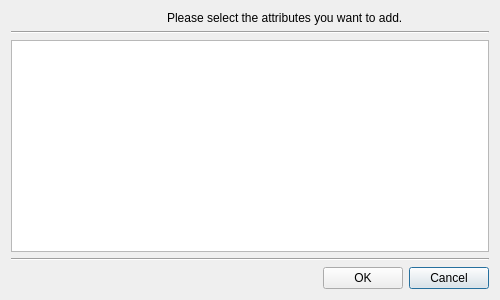
The window that resources/forms/plugins/template/AddAttributeDialogDesign.ui (einaru/luma) describes before a commit, drawn with Qt 5.
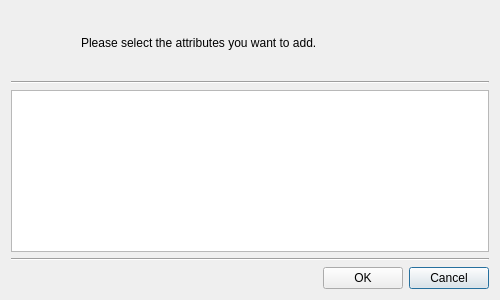
The same window after the commit.

Commit message: updated more pictures and added some to the Add-Attribute/Objectclass/Template-Dialog's

Patch:
```diff
--- a/resources/forms/plugins/template/AddAttributeDialogDesign.ui
+++ b/resources/forms/plugins/template/AddAttributeDialogDesign.ui
@@ -69,6 +69,18 @@
    </item>
    <item row="0" column="0">
     <widget class="QLabel" name="labelMainIcon">
+     <property name="sizePolicy">
+      <sizepolicy hsizetype="Fixed" vsizetype="Fixed">
+       <horstretch>0</horstretch>
+       <verstretch>0</verstretch>
+      </sizepolicy>
+     </property>
+     <property name="minimumSize">
+      <size>
+       <width>64</width>
+       <height>64</height>
+      </size>
+     </property>
      <property name="text">
       <string/>
      </property>
```
The commit also changes 11 other files.
